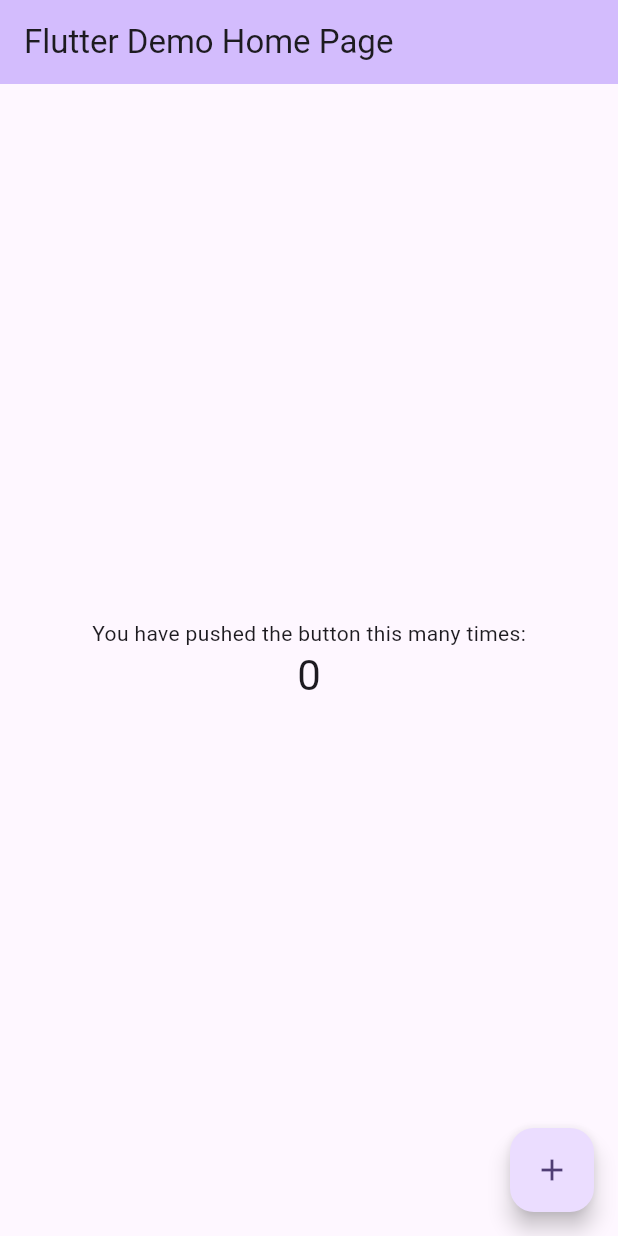
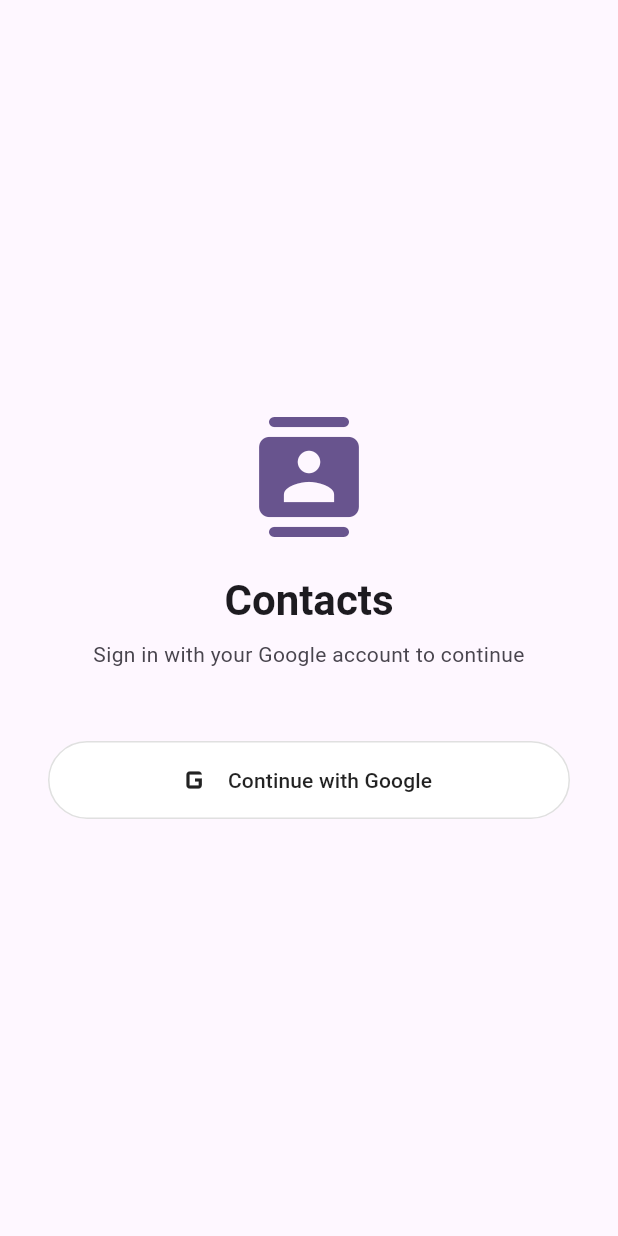
Before and after one commit to kairosAres755/Contacts-management-by-Flutter, a Flutter app: the screen it shows after launch, on a phone screen of 412 x 824 dp. Run offline on Flutter 3.47's test engine with Material 3 defaults, Android fonts, the phone set to English and light mode, and no system bars; our stand-ins replace firebase_auth, firebase_core, google_sign_in; accounts and stored records are empty.

Commit message:
complete google sign-in in project with firebase authentication

```diff
--- a/lib/main.dart
+++ b/lib/main.dart
@@ -1,64 +1,42 @@
 import 'package:flutter/material.dart';
+import 'package:firebase_core/firebase_core.dart';
+import 'package:firebase_auth/firebase_auth.dart';
 
-void main() {
+import 'firebase_options.dart';
+import 'screens/login_screen.dart';
+import 'screens/home_screen.dart';
+
+void main() async {
+  WidgetsFlutterBinding.ensureInitialized();
+  await Firebase.initializeApp(options: DefaultFirebaseOptions.currentPlatform);
   runApp(const MyApp());
 }
 
 class MyApp extends StatelessWidget {
   const MyApp({super.key});
 
-  // This widget is the root of your application.
   @override
   Widget build(BuildContext context) {
     return MaterialApp(
-      title: 'Flutter Demo',
-      theme: ThemeData(colorScheme: .fromSeed(seedColor: Colors.deepPurple)),
-      home: const MyHomePage(title: 'Flutter Demo Home Page'),
-    );
-  }
-}
-
-class MyHomePage extends StatefulWidget {
-  const MyHomePage({super.key, required this.title});
-
-  final String title;
-
-  @override
-  State<MyHomePage> createState() => _MyHomePageState();
-}
-
-class _MyHomePageState extends State<MyHomePage> {
-  int _counter = 0;
-
-  void _incrementCounter() {
-    setState(() {
-      _counter++;
-    });
-  }
-
-  @override
-  Widget build(BuildContext context) {
-    return Scaffold(
-      appBar: AppBar(
-        backgroundColor: Theme.of(context).colorScheme.inversePrimary,
-        title: Text(widget.title),
+      title: 'Firebase Contacts',
+      debugShowCheckedModeBanner: false,
+      theme: ThemeData(
+        colorScheme: ColorScheme.fromSeed(seedColor: Colors.deepPurple),
+        useMaterial3: true,
       ),
-      body: Center(
-        child: Column(
-          mainAxisAlignment: .center,
-          children: [
-            const Text('You have pushed the button this many times:'),
-            Text(
-              '$_counter',
-              style: Theme.of(context).textTheme.headlineMedium,
-            ),
-          ],
-        ),
-      ),
-      floatingActionButton: FloatingActionButton(
-        onPressed: _incrementCounter,
-        tooltip: 'Increment',
-        child: const Icon(Icons.add),
+      home: StreamBuilder<User?>(
+        stream: FirebaseAuth.instance.authStateChanges(),
+        builder: (context, snapshot) {
+          if (snapshot.connectionState == ConnectionState.waiting) {
+            return const Scaffold(
+              body: Center(child: CircularProgressIndicator()),
+            );
+          }
+          if (snapshot.hasData && snapshot.data != null) {
+            return const HomeScreen();
+          }
+          return const LoginScreen();
+        },
       ),
     );
   }
--- /dev/null
+++ b/lib/screens/login_screen.dart
@@ -0,0 +1,199 @@
+import 'package:flutter/material.dart';
+import 'package:firebase_auth/firebase_auth.dart';
+import 'package:google_sign_in/google_sign_in.dart';
+
+/// Google Sign-In with Firebase Authentication only.
+/// No OAuth 2.0 / Web Client ID in code — configure in Firebase Console (enable Google, add SHA-1, use google-services.json).
+class LoginScreen extends StatefulWidget {
+  const LoginScreen({super.key});
+
+  @override
+  State<LoginScreen> createState() => _LoginScreenState();
+}
+
+class _LoginScreenState extends State<LoginScreen> {
+  bool _isLoading = false;
+  String? _errorMessage;
+  String _errorTitle = 'Sign-in failed';
+
+  /// User-friendly message for FirebaseAuthException (code + message).
+  static String _messageForFirebaseAuthException(FirebaseAuthException e) {
+    switch (e.code) {
+      case 'invalid-credential':
+      case 'invalid-id-token':
+        return 'Invalid sign-in. Try again or use a different Google account.';
+      case 'account-exists-with-different-credential':
+        return 'This email is already linked to another sign-in method. Use that method or another Google account.';
+      case 'user-disabled':
+        return 'This account has been disabled. Contact support.';
+      case 'operation-not-allowed':
+        return 'Google sign-in is not enabled. Ask the app owner to enable it in Firebase.';
+      case 'network-request-failed':
+        return 'Network error. Check your connection and try again.';
+      case 'too-many-requests':
+        return 'Too many attempts. Please try again later.';
+      case 'user-not-found':
+      case 'wrong-password':
+        return 'Sign-in failed. Please try again.';
+      default:
+        return e.message ?? 'Google sign-in failed (${e.code})';
+    }
+  }
+
+  Future<void> _signInWithGoogle() async {
+    setState(() {
+      _isLoading = true;
+      _errorMessage = null;
+    });
+
+    try {
+      final googleSignIn = GoogleSignIn();
+      final googleUser = await googleSignIn.signIn();
+      if (googleUser == null) {
+        setState(() => _isLoading = false);
+        return; // User cancelled
+      }
+
+      final googleAuth = await googleUser.authentication;
+      final credential = GoogleAuthProvider.credential(
+        accessToken: googleAuth.accessToken,
+        idToken: googleAuth.idToken,
+      );
+      await FirebaseAuth.instance.signInWithCredential(credential);
+      if (!mounted) return;
+      setState(() => _isLoading = false);
+    } on FirebaseAuthException catch (e) {
+      setState(() {
+        _isLoading = false;
+        _errorTitle = 'Sign-in failed';
+        _errorMessage = _messageForFirebaseAuthException(e);
+      });
+    } catch (e) {
+      setState(() {
+        _isLoading = false;
+        // Check for ApiException: 10 (DEVELOPER_ERROR) - Configuration issue
+        final errorString = e.toString();
+        if (errorString.contains('ApiException: 10') ||
+            errorString.contains('sign_in_failed') ||
+            errorString.contains('PlatformException')) {
+          _errorTitle = 'Setup required';
+          _errorMessage = 'Fix: 1) Enable Google in Firebase (Authentication > Sign-in method). '
+              '2) Add SHA-1 in Firebase (Project Settings > Android app > Add fingerprint). '
+              '3) Re-download google-services.json from Firebase and replace android/app/google-services.json. '
+              '4) Run: flutter clean && flutter run';
+        } else {
+          _errorTitle = 'Error';
+          _errorMessage = e.toString().length > 200
+              ? '${e.toString().substring(0, 200)}...'
+              : e.toString();
+        }
+      });
+    }
+  }
+
+  @override
+  Widget build(BuildContext context) {
+    return Scaffold(
+      body: SafeArea(
+        child: Center(
+          child: Padding(
+            padding: const EdgeInsets.symmetric(horizontal: 32),
+            child: Column(
+              mainAxisAlignment: MainAxisAlignment.center,
+              children: [
+                Icon(
+                  Icons.contacts_rounded,
+                  size: 80,
+                  color: Theme.of(context).colorScheme.primary,
+                ),
+                const SizedBox(height: 24),
+                Text(
+                  'Contacts',
+                  style: Theme.of(context).textTheme.headlineMedium?.copyWith(
+                        fontWeight: FontWeight.bold,
+                      ),
+                ),
+                const SizedBox(height: 8),
+                Text(
+                  'Sign in with your Google account to continue',
+                  style: Theme.of(context).textTheme.bodyMedium?.copyWith(
+                        color: Theme.of(context).colorScheme.onSurfaceVariant,
+                      ),
+                  textAlign: TextAlign.center,
+                ),
+                const SizedBox(height: 48),
+                if (_errorMessage != null) ...[
+                  Container(
+                    padding: const EdgeInsets.all(16),
+                    decoration: BoxDecoration(
+                      color: Theme.of(context).colorScheme.errorContainer,
+                      borderRadius: BorderRadius.circular(8),
+                    ),
+                    child: Column(
+                      crossAxisAlignment: CrossAxisAlignment.start,
+                      children: [
+                        Row(
+                          children: [
+                            Icon(
+                              Icons.error_outline,
+                              color: Theme.of(context).colorScheme.onErrorContainer,
+                              size: 24,
+                            ),
+                            const SizedBox(width: 8),
+                            Expanded(
+                              child: Text(
+                                _errorTitle,
+                                style: TextStyle(
+                                  color: Theme.of(context).colorScheme.onErrorContainer,
+                                  fontSize: 16,
+                                  fontWeight: FontWeight.bold,
+                                ),
+                              ),
+                            ),
+                          ],
+                        ),
+                        const SizedBox(height: 12),
+                        Text(
+                          _errorMessage!,
+                          style: TextStyle(
+                            color: Theme.of(context).colorScheme.onErrorContainer,
+                            fontSize: 13,
+                            height: 1.4,
+                          ),
+                        ),
+                      ],
+                    ),
+                  ),
+                  const SizedBox(height: 24),
+                ],
+                SizedBox(
+                  width: double.infinity,
+                  height: 52,
+                  child: FilledButton.icon(
+                    onPressed: _isLoading ? null : _signInWithGoogle,
+                    icon: _isLoading
+                        ? SizedBox(
+                            width: 24,
+                            height: 24,
+                            child: CircularProgressIndicator(
+                              strokeWidth: 2,
+                              color: Theme.of(context).colorScheme.onPrimary,
+                            ),
+                          )
+                        : const Icon(Icons.g_mobiledata, size: 28),
+                    label: Text(_isLoading ? 'Signing in…' : 'Continue with Google'),
+                    style: FilledButton.styleFrom(
+                      backgroundColor: Colors.white,
+                      foregroundColor: Colors.black87,
+                      side: BorderSide(color: Colors.grey.shade300),
+                    ),
+                  ),
+                ),
+              ],
+            ),
+          ),
+        ),
+      ),
+    );
+  }
+}
--- a/pubspec.yaml
+++ b/pubspec.yaml
@@ -34,6 +34,11 @@
   # The following adds the Cupertino Icons font to your application.
   # Use with the CupertinoIcons class for iOS style icons.
   cupertino_icons: ^1.0.8
+
+  # Firebase
+  firebase_core: ^4.4.0
+  firebase_auth: ^6.1.4
+  google_sign_in: ^6.2.2
 
 dev_dependencies:
   flutter_test:
```
Also changed, not shown: lib/screens/home_screen.dart (added, +77 -0 lines), lib/firebase_options.dart (added), pubspec.lock, 9 other files.
